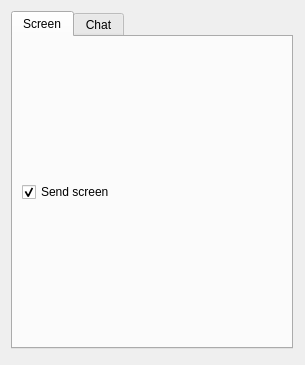
Above: Gst-multiscreens-client/mainwindow.ui from P0ppoff/SmartProjector before the change. Below: the same form after it.
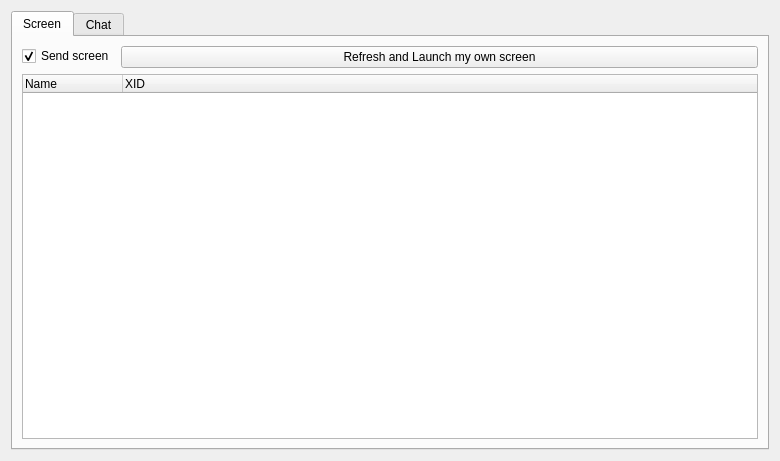
That is the form after the change.

Commit message: Linux send screens

```diff
--- a/Gst-multiscreens-client/mainwindow.ui
+++ b/Gst-multiscreens-client/mainwindow.ui
@@ -6,8 +6,8 @@
    <rect>
     <x>0</x>
     <y>0</y>
-    <width>305</width>
-    <height>365</height>
+    <width>780</width>
+    <height>461</height>
    </rect>
   </property>
   <property name="sizePolicy">
@@ -19,15 +19,9 @@
   <property name="windowTitle">
    <string>Form</string>
   </property>
+  <layout class="QVBoxLayout" name="verticalLayout">
+   <item>
   <widget class="QTabWidget" name="tabWidget">
-   <property name="geometry">
-    <rect>
-     <x>11</x>
-     <y>11</y>
-     <width>282</width>
-     <height>338</height>
-    </rect>
-   </property>
    <property name="currentIndex">
     <number>0</number>
    </property>
@@ -41,11 +35,13 @@
     <attribute name="title">
      <string>Screen</string>
     </attribute>
-    <layout class="QHBoxLayout" name="horizontalLayout">
-     <property name="sizeConstraint">
-      <enum>QLayout::SetNoConstraint</enum>
-     </property>
+      <layout class="QVBoxLayout" name="verticalLayout_2">
      <item>
+        <layout class="QFormLayout" name="formLayout_3">
+         <property name="topMargin">
+          <number>0</number>
+         </property>
+         <item row="0" column="0">
       <widget class="QCheckBox" name="checkBox">
        <property name="text">
         <string>Send screen</string>
@@ -55,6 +51,29 @@
        </property>
       </widget>
      </item>
+         <item row="0" column="1">
+          <widget class="QPushButton" name="pushRefresh">
+           <property name="text">
+            <string>Refresh and Launch my own screen</string>
+           </property>
+          </widget>
+         </item>
+        </layout>
+       </item>
+       <item>
+        <widget class="QTreeWidget" name="table">
+         <column>
+          <property name="text">
+           <string>Name</string>
+          </property>
+         </column>
+         <column>
+          <property name="text">
+           <string>XID</string>
+          </property>
+         </column>
+        </widget>
+       </item>
     </layout>
    </widget>
    <widget class="QWidget" name="tab_2">
@@ -91,6 +110,8 @@
     </layout>
    </widget>
   </widget>
+   </item>
+  </layout>
  </widget>
  <resources/>
  <connections/>
```
Lines whose indentation alone changed are shown as unchanged. The commit also changes 10 other files.
